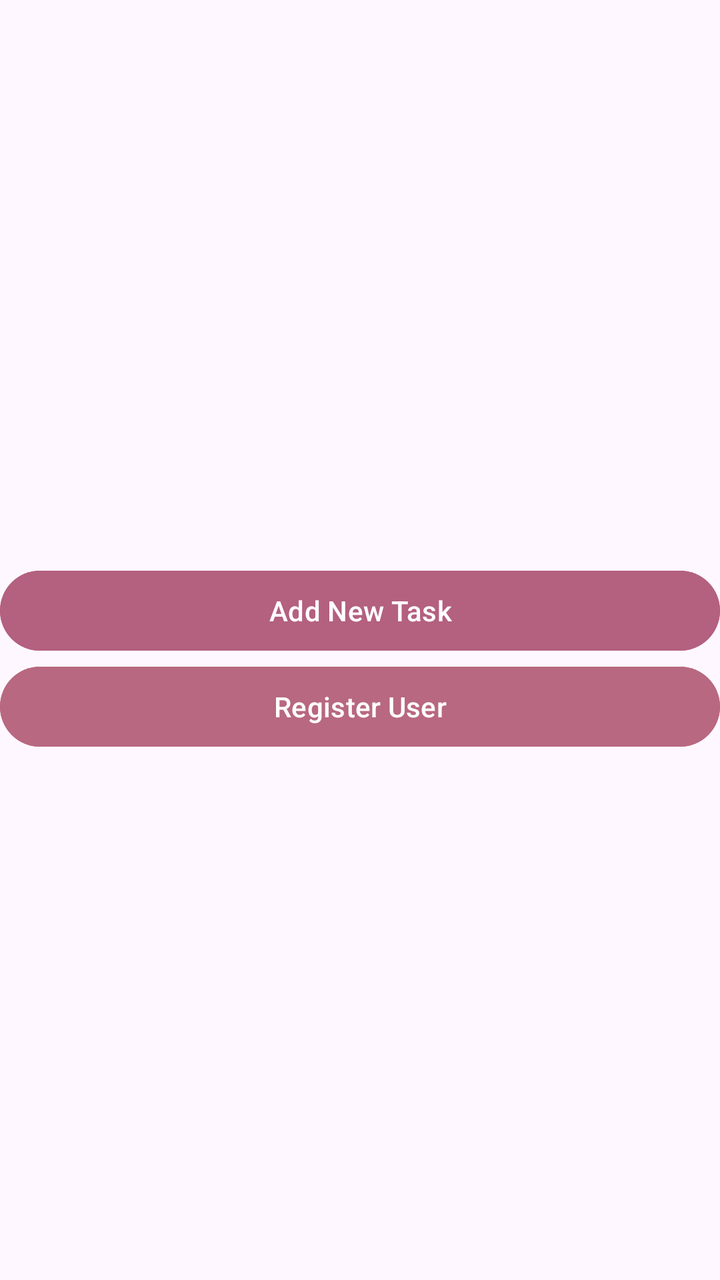
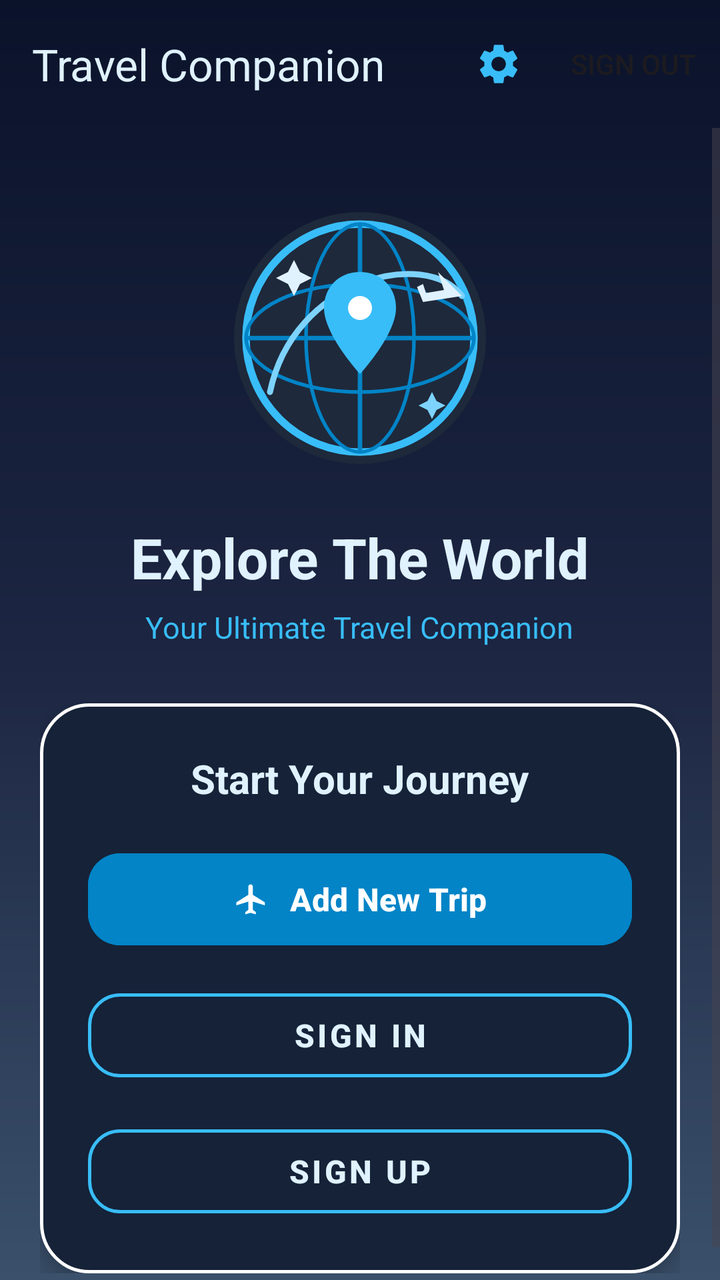

Before-and-after screenshots of an Android layout around one commit, followed by the original layout XML and the change that was made.
<!-- AndroidManifest.xml: application theme Theme.Applicationyareen -->
<!-- res/layout/activity_main.xml -->
<?xml version="1.0" encoding="utf-8"?>
<LinearLayout xmlns:android="http://schemas.android.com/apk/res/android"
    xmlns:app="http://schemas.android.com/apk/res-auto"
    xmlns:tools="http://schemas.android.com/tools"
    android:id="@+id/main"
    android:layout_width="match_parent"
    android:layout_height="match_parent"
    android:backgroundTint="#424D94"
    android:gravity="center"
    android:orientation="vertical"
    tools:context=".ViewPkg.MainActivity">

    <TextView
        android:layout_width="325dp"
        android:layout_height="wrap_content"
        android:orientation="vertical"
        app:layout_constraintBottom_toBottomOf="parent"
        app:layout_constraintEnd_toEndOf="parent"
        app:layout_constraintStart_toStartOf="parent"
        app:layout_constraintTop_toTopOf="parent" />

    <Button
        android:id="@+id/btnAddNewTask"
        android:layout_width="match_parent"
        android:layout_height="wrap_content"
        android:backgroundTint="#B4607F"
        android:text="Add New Task"
        android:textColorLink="#3F51B5" />

    <Button
        android:id="@+id/btnRegisterUser"
        android:layout_width="match_parent"
        android:layout_height="wrap_content"
        android:layout_gravity="center"
        android:backgroundTint="#B86880"
        android:text="Register User"
        android:textColorLink="#C75579" />

</LinearLayout>
<!-- resources referenced by this layout -->
<resources>
  <style name="Theme.Applicationyareen" parent="Base.Theme.Applicationyareen" />
  <style name="Base.Theme.Applicationyareen" parent="Theme.Material3.DayNight.NoActionBar">
          
          
      </style>
</resources>

<!-- the commit's change to res/layout/activity_main.xml (unified diff, before → after) -->
@@ -5,35 +5,132 @@
     android:id="@+id/main"
     android:layout_width="match_parent"
     android:layout_height="match_parent"
-    android:backgroundTint="#424D94"
-    android:gravity="center"
+    android:background="@drawable/bg_dark_blue_gradient"
     android:orientation="vertical"
     tools:context=".ViewPkg.MainActivity">
 
-    <TextView
-        android:layout_width="325dp"
-        android:layout_height="wrap_content"
-        android:orientation="vertical"
-        app:layout_constraintBottom_toBottomOf="parent"
-        app:layout_constraintEnd_toEndOf="parent"
-        app:layout_constraintStart_toStartOf="parent"
-        app:layout_constraintTop_toTopOf="parent" />
+    
+    <com.google.android.material.appbar.MaterialToolbar
+        android:id="@+id/topAppBar"
+        android:layout_width="match_parent"
+        android:layout_height="?attr/actionBarSize"
+        android:background="@android:color/transparent"
+        app:menu="@menu/main_menu"
+        app:title="Travel Companion"
+        app:titleCentered="false"
+        app:titleTextColor="#E0F2FE" />
 
-    <Button
-        android:id="@+id/btnAddNewTask"
+    <ScrollView
         android:layout_width="match_parent"
-        android:layout_height="wrap_content"
-        android:backgroundTint="#B4607F"
-        android:text="Add New Task"
-        android:textColorLink="#3F51B5" />
+        android:layout_height="match_parent"
+        android:fillViewport="true">
 
-    <Button
-        android:id="@+id/btnRegisterUser"
-        android:layout_width="match_parent"
-        android:layout_height="wrap_content"
-        android:layout_gravity="center"
-        android:backgroundTint="#B86880"
-        android:text="Register User"
-        android:textColorLink="#C75579" />
+        <LinearLayout
+            android:layout_width="match_parent"
+            android:layout_height="wrap_content"
+            android:gravity="center"
+            android:orientation="vertical"
+            android:padding="20dp">
 
+            
+            <ImageView
+                android:id="@+id/imgMainLogo"
+                android:layout_width="150dp"
+                android:layout_height="150dp"
+                android:layout_marginTop="10dp"
+                android:layout_marginBottom="16dp"
+                android:contentDescription="Travel World Globe Logo"
+                android:scaleType="centerInside"
+                android:src="@drawable/ic_main_dashboard_globe" />
+
+            
+            <TextView
+                android:id="@+id/tvMainTitle"
+                android:layout_width="wrap_content"
+                android:layout_height="wrap_content"
+                android:text="Explore The World"
+                android:textColor="#E0F2FE"
+                android:textSize="28sp"
+                android:textStyle="bold" />
+
+            
+            <TextView
+                android:id="@+id/tvMainSubtitle"
+                android:layout_width="wrap_content"
+                android:layout_height="wrap_content"
+                android:layout_marginTop="6dp"
+                android:layout_marginBottom="28dp"
+                android:text="Your Ultimate Travel Companion"
+                android:textColor="#38BDF8"
+                android:textSize="15sp" />
+
+            
+            <LinearLayout
+                android:layout_width="match_parent"
+                android:layout_height="wrap_content"
+                android:background="@drawable/bg_dark_blue_card"
+                android:elevation="6dp"
+                android:orientation="vertical"
+                android:padding="24dp">
+
+                <TextView
+                    android:layout_width="wrap_content"
+                    android:layout_height="wrap_content"
+                    android:layout_gravity="center_horizontal"
+                    android:layout_marginBottom="20dp"
+                    android:text="Start Your Journey"
+                    android:textColor="#E0F2FE"
+                    android:textSize="20sp"
+                    android:textStyle="bold" />
+
+                
+                <com.google.android.material.button.MaterialButton
+                    android:id="@+id/btnAddNewTask"
+                    android:layout_width="match_parent"
+                    android:layout_height="54dp"
+                    android:layout_marginBottom="14dp"
+                    android:backgroundTint="#0284C7"
+                    android:text="Add New Trip"
+                    android:textColor="@android:color/white"
+                    android:textSize="16sp"
+                    android:textStyle="bold"
+                    app:cornerRadius="16dp"
+                    app:icon="@drawable/ic_airplane_white"
+                    app:iconGravity="textStart"
+                    app:iconPadding="10dp"
+                    app:iconTint="@android:color/white" />
+
+                
+                <com.google.android.material.button.MaterialButton
+                    android:id="@+id/btnSignIn"
+                    style="@style/Widget.MaterialComponents.Button.OutlinedButton"
+                    android:layout_width="match_parent"
+                    android:layout_height="54dp"
+                    android:layout_marginBottom="14dp"
+                    android:text="Sign In"
+                    android:textColor="#E0F2FE"
+                    android:textSize="16sp"
+                    android:textStyle="bold"
+                    app:cornerRadius="16dp"
+                    app:strokeColor="#38BDF8"
+                    app:strokeWidth="1.5dp" />
+
+                
+                <com.google.android.material.button.MaterialButton
+                    android:id="@+id/btnRegisterUser"
+                    style="@style/Widget.MaterialComponents.Button.OutlinedButton"
+                    android:layout_width="match_parent"
+                    android:layout_height="54dp"
+                    android:text="Sign Up"
+                    android:textColor="#E0F2FE"
+                    android:textSize="16sp"
+                    android:textStyle="bold"
+                    app:cornerRadius="16dp"
+                    app:strokeColor="#38BDF8"
+                    app:strokeWidth="1.5dp" />
+
+            </LinearLayout>
+
+        </LinearLayout>
+    </ScrollView>
 </LinearLayout>
<!-- resource entries referenced after the edit -->
@@ -1,5 +1,37 @@
 <!-- resources referenced by this layout -->
 <resources>
+  <!-- drawable bg_dark_blue_card (drawable) -->
+  <?xml version="1.0" encoding="utf-8"?>
+  <shape xmlns:android="http://schemas.android.com/apk/res/android"
+      android:shape="rectangle">
+      <solid android:color="#152238" />
+      <corners android:radius="24dp" />
+      <stroke
+          android:width="1.5dp"
+          android:color="#FFFFFF" />
+  </shape>
+  <!-- drawable bg_dark_blue_gradient (drawable) -->
+  <?xml version="1.0" encoding="utf-8"?>
+  <shape xmlns:android="http://schemas.android.com/apk/res/android"
+      android:shape="rectangle">
+      <gradient
+          android:angle="270"
+          android:startColor="#0B132B"
+          android:centerColor="#1C2541"
+          android:endColor="#3A506B" />
+  </shape>
+  <!-- drawable ic_airplane_white (drawable) -->
+  <vector xmlns:android="http://schemas.android.com/apk/res/android"
+      android:width="24dp"
+      android:height="24dp"
+      android:viewportWidth="24"
+      android:viewportHeight="24">
+  
+      <path
+          android:fillColor="#FFFFFFFF"
+          android:pathData="M21,16v-2l-8,-5V3.5C13,2.67 12.33,2 11.5,2S10,2.67 10,3.5V9l-8,5v2l8,-2.5V19l-2,1.5V22l3.5,-1 3.5,1v-1.5L13,19v-5.5l8,2.5z" />
+  </vector>
+  <!-- drawable ic_main_dashboard_globe: vector/xml drawable (drawable, 2042 chars, omitted) -->
   <style name="Theme.Applicationyareen" parent="Base.Theme.Applicationyareen" />
   <style name="Base.Theme.Applicationyareen" parent="Theme.Material3.DayNight.NoActionBar">
           
